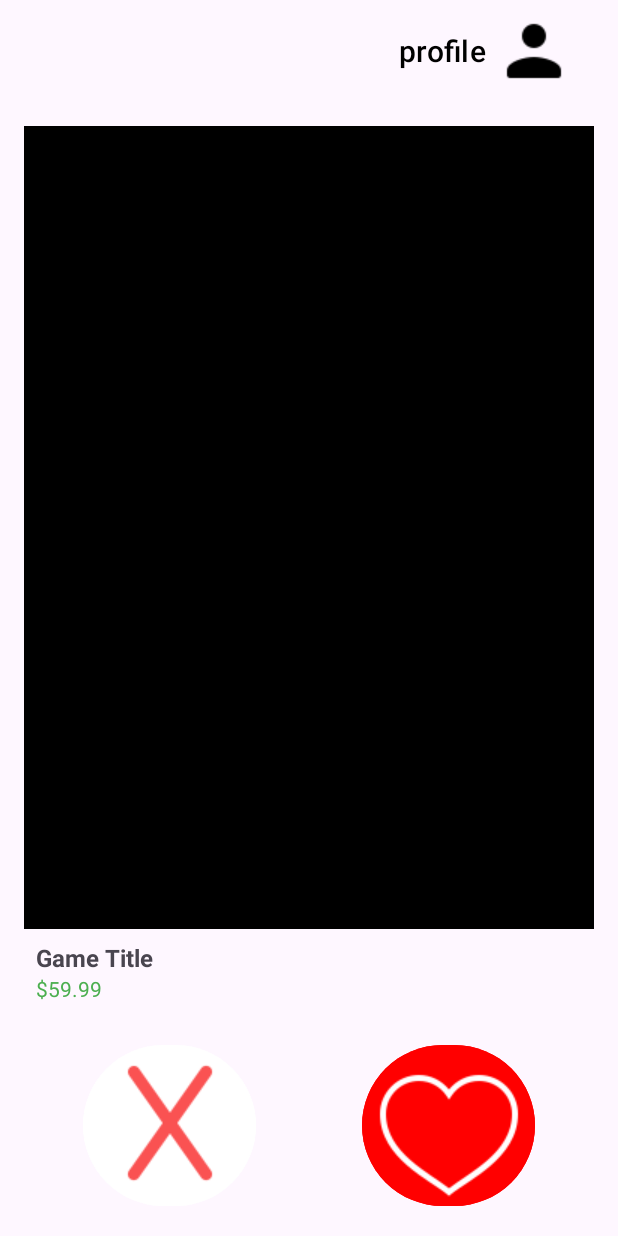
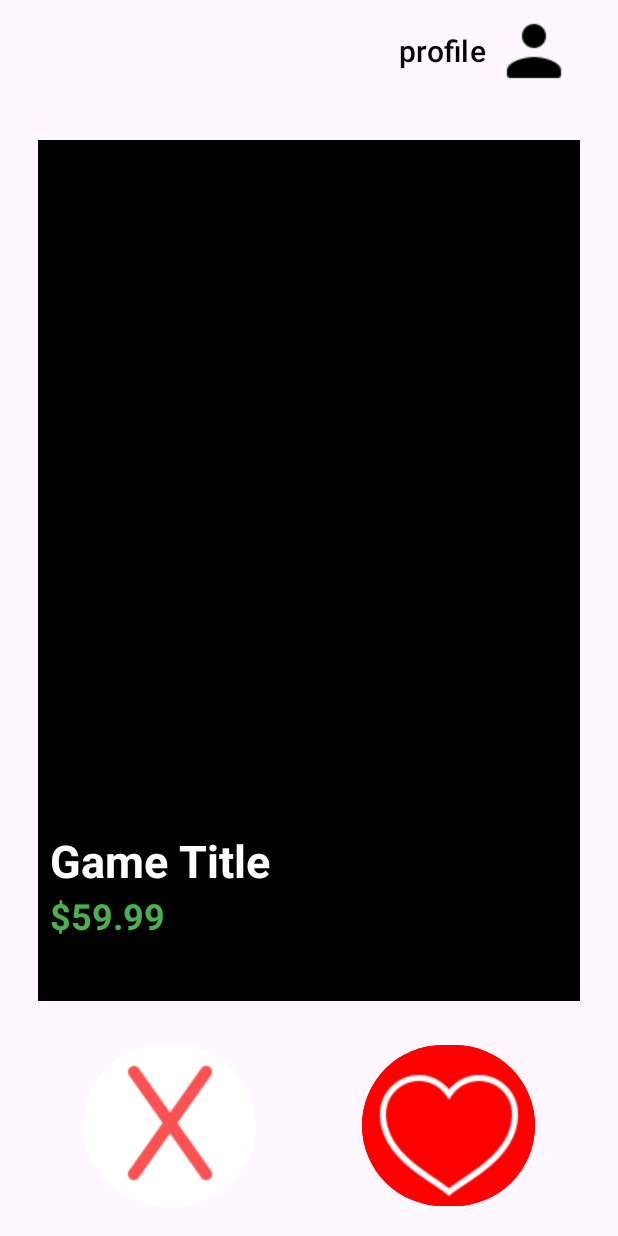
Before and after one commit to cst-338-project/cst-338-game-discovery-app, an Android app: the LandingPageActivity screen opened directly, with no data from a screen before it, on a phone screen of 412 x 824 dp. Run offline under Robolectric (Android 15) with nearby library versions, the phone set to English and light mode, and no system bars; our stand-ins replace Room's generated code; pictures from the network do not load.

Commit message:
tweaked landing page activity UI

```diff
--- /dev/null
+++ b/app/src/main/res/drawable/gradient_overlay.xml
@@ -0,0 +1,8 @@
+<shape xmlns:android="http://schemas.android.com/apk/res/android"
+android:shape="rectangle">
+<gradient
+    android:angle="270"
+    android:endColor="#E6000000"
+    android:startColor="#00000000"
+    android:type="linear" />
+</shape>
--- a/app/src/main/res/layout/activity_landing_page.xml
+++ b/app/src/main/res/layout/activity_landing_page.xml
@@ -8,45 +8,58 @@
     android:layout_height="match_parent"
     tools:context=".LandingPageActivity">
 
+    <FrameLayout
+        android:layout_width="0dp"
+        android:layout_height="0dp"
+        android:layout_margin="25dp"
+        app:layout_constraintBottom_toTopOf="@+id/likeButton"
+        app:layout_constraintEnd_toEndOf="parent"
+        app:layout_constraintStart_toStartOf="parent"
+        app:layout_constraintTop_toBottomOf="@id/profileButton">
+
         <ImageView
             android:id="@+id/gameImage"
-        android:layout_width="0dp"
-        android:layout_height="0dp"
-        android:layout_margin="16dp"
+            android:layout_width="match_parent"
+            android:layout_height="match_parent"
             android:background="@color/black"
-        android:scaleType="centerCrop"
-        app:layout_constraintTop_toBottomOf="@id/profileButton"
-        app:layout_constraintBottom_toTopOf="@id/infoBox"
-        app:layout_constraintStart_toStartOf="parent"
-        app:layout_constraintEnd_toEndOf="parent"
-        app:layout_constraintVertical_bias="0.213" />
+            android:scaleType="centerCrop" />
 
         <LinearLayout
             android:id="@+id/infoBox"
-        android:layout_width="0dp"
-        android:layout_height="wrap_content"
+            android:layout_width="match_parent"
+            android:layout_height="122dp"
+            android:layout_gravity="bottom"
+            android:background="@drawable/gradient_overlay"
             android:orientation="vertical"
-        android:padding="8dp"
-        app:layout_constraintTop_toBottomOf="@id/gameImage"
-        app:layout_constraintStart_toStartOf="@id/gameImage"
-        app:layout_constraintEnd_toEndOf="@id/gameImage">
+            android:padding="8dp">
 
             <TextView
                 android:id="@+id/gameTitle"
                 android:layout_width="wrap_content"
                 android:layout_height="wrap_content"
                 android:text="Game Title"
-            android:textSize="16sp"
-            android:textStyle="bold" />
+                android:textColor="@color/white"
+                android:textSize="30sp"
+                android:textStyle="bold"
+                android:shadowColor="@android:color/black"
+                android:shadowDx="1"
+                android:shadowDy="1"
+                android:shadowRadius="10"/>
 
             <TextView
                 android:id="@+id/gamePrice"
                 android:layout_width="wrap_content"
                 android:layout_height="wrap_content"
                 android:text="$59.99"
-            android:textSize="14sp"
-            android:textColor="#4CAF50" />
+                android:textColor="#4CAF50"
+                android:textSize="24sp"
+                android:textStyle="bold"
+                android:shadowColor="@android:color/black"
+                android:shadowDx="1"
+                android:shadowDy="1"
+                android:shadowRadius="5"/>
         </LinearLayout>
+    </FrameLayout>
 
     <Button
         android:id="@+id/dislikeButton"
--- a/app/src/main/res/layout/game_row.xml
+++ b/app/src/main/res/layout/game_row.xml
@@ -8,13 +8,13 @@
     <androidx.cardview.widget.CardView
         android:layout_width="match_parent"
         android:layout_height="wrap_content"
+        android:layout_marginTop="5dp"
+        android:layout_marginBottom="5dp"
         app:cardCornerRadius="25dp"
         app:layout_constraintBottom_toBottomOf="parent"
         app:layout_constraintEnd_toEndOf="parent"
         app:layout_constraintStart_toStartOf="parent"
-        app:layout_constraintTop_toTopOf="parent"
-        android:layout_marginTop="5dp"
-        android:layout_marginBottom="5dp">
+        app:layout_constraintTop_toTopOf="parent">
 
         <androidx.constraintlayout.widget.ConstraintLayout
             android:layout_width="match_parent"
@@ -24,7 +24,7 @@
                 android:id="@+id/gameBackgroundImage"
                 android:layout_width="match_parent"
                 android:layout_height="match_parent"
-                android:alpha="0.55"
+                android:alpha="0.75"
                 android:clipToOutline="true"
                 android:contentDescription="@string/gameimage"
                 android:scaleType="centerCrop"
@@ -39,7 +39,12 @@
                 android:layout_height="58dp"
                 android:layout_marginStart="16dp"
                 android:padding="10dp"
+                android:shadowColor="@android:color/white"
+                android:shadowDx="1"
+                android:shadowDy="1"
+                android:shadowRadius="5"
                 android:text=""
+                android:textSize="14sp"
                 android:textStyle="bold"
                 app:layout_constraintBottom_toBottomOf="parent"
                 app:layout_constraintStart_toStartOf="@+id/gameBackgroundImage"
@@ -48,6 +53,7 @@
 
 
             <LinearLayout
+                android:id="@+id/gameRowButton"
                 android:layout_width="120dp"
                 android:layout_height="42dp"
                 android:orientation="horizontal"
@@ -68,9 +74,13 @@
                     android:layout_width="73dp"
                     android:layout_height="match_parent"
                     android:gravity="center"
+                    android:shadowColor="@android:color/white"
+                    android:shadowDx="1"
+                    android:shadowDy="1"
+                    android:shadowRadius="7"
                     android:text=""
                     android:textStyle="bold"
-                    tools:text="Temp"/>
+                    tools:text="Button" />
 
             </LinearLayout>
 
```
Lines whose indentation alone changed are shown as unchanged.
